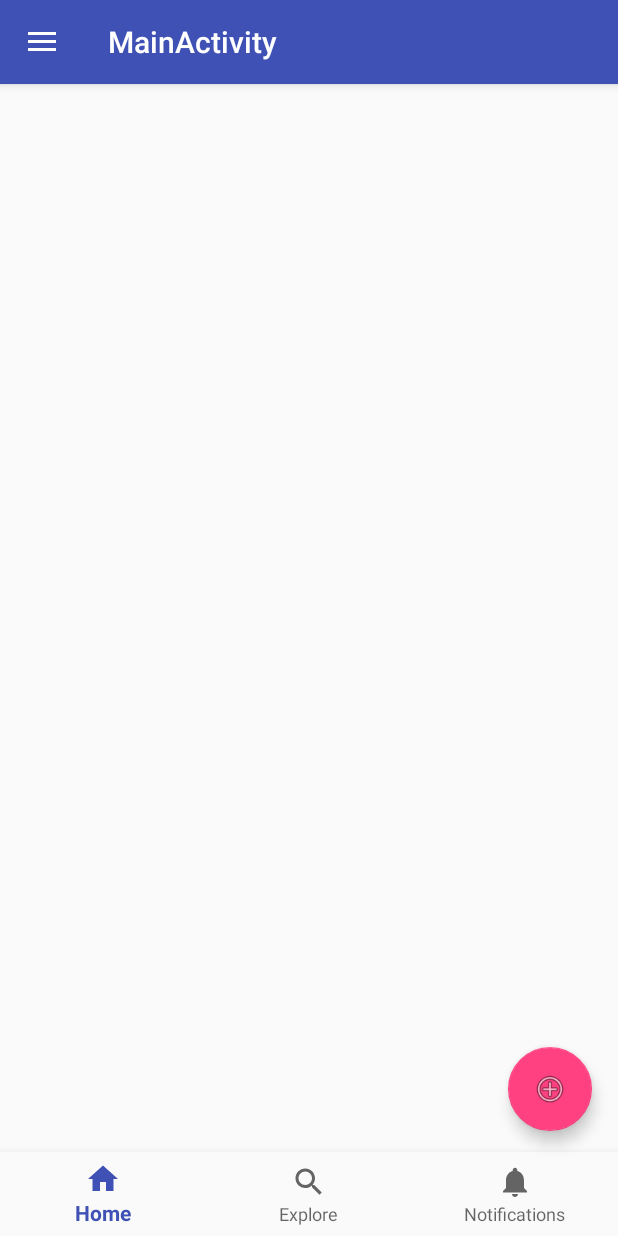
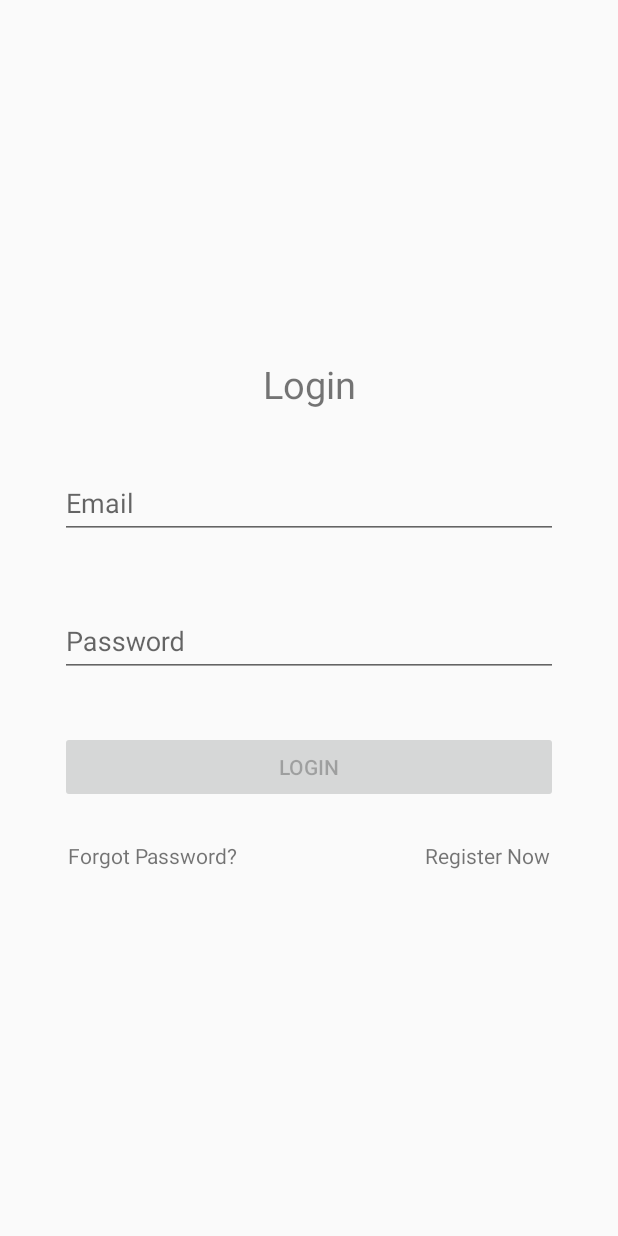
Before and after one commit to amirulkamil/xtvt, an Android app: the screen it shows after launch (Dashboard before the commit, ActivityLogin after it), on a phone screen of 412 x 824 dp. Run offline under Robolectric (Android 15) with nearby library versions, the phone set to English and light mode, and no system bars; our stand-ins replace Firebase (no records; nobody signed in at launch, a user with empty details on screens opened directly).

```diff
--- a/app/build.gradle
+++ b/app/build.gradle
@@ -53,4 +53,6 @@ dependencies {
 
 
 
+
+
 apply plugin: 'com.google.gms.google-services'
--- a/app/src/main/java/co/xtvt/xtvt/ForgotPassword.java
+++ b/app/src/main/java/co/xtvt/xtvt/ActivityForgotPassword.java
@@ -18,7 +18,7 @@ import com.google.firebase.database.DatabaseReference;
 import com.google.firebase.database.FirebaseDatabase;
 import com.google.firebase.database.ValueEventListener;
 
-public class ForgotPassword extends AppCompatActivity implements View.OnClickListener{
+public class ActivityForgotPassword extends AppCompatActivity implements View.OnClickListener{
 
     private TextView textViewLogin;
     private EditText editTextEmailForgotPassword;
@@ -44,13 +44,13 @@ public class ForgotPassword extends AppCompatActivity implements View.OnClickLis
                 @Override
                 public void onComplete(@NonNull Task<Void> task) {
                     if (task.isSuccessful()) {
-                        Toast.makeText(ForgotPassword.this, "Email is already sent", Toast.LENGTH_SHORT).show();
+                        Toast.makeText(ActivityForgotPassword.this, "Email is already sent", Toast.LENGTH_SHORT).show();
                     }
                 }
             });
         }
         else {
-            Toast.makeText(ForgotPassword.this, "Email does not exists", Toast.LENGTH_SHORT).show();
+            Toast.makeText(ActivityForgotPassword.this, "Email does not exists", Toast.LENGTH_SHORT).show();
         }
     }
 
@@ -80,7 +80,7 @@ public class ForgotPassword extends AppCompatActivity implements View.OnClickLis
     public void onClick(View v) {
         switch (v.getId()){
             case R.id.textViewLogin:
-                startActivity(new Intent(this, Login.class));
+                startActivity(new Intent(this, ActivityLogin.class));
                 break;
             case R.id.buttonSubmitForgotPassword:
                 submitForgotPassword();
--- a/app/src/main/java/co/xtvt/xtvt/Login.java
+++ b/app/src/main/java/co/xtvt/xtvt/ActivityLogin.java
@@ -18,7 +18,7 @@ import com.google.android.gms.tasks.Task;
 import com.google.firebase.auth.AuthResult;
 import com.google.firebase.auth.FirebaseAuth;
 
-public class Login extends AppCompatActivity implements View.OnClickListener{
+public class ActivityLogin extends AppCompatActivity implements View.OnClickListener{
 
     FirebaseAuth mAuth;
     EditText editTextEmailLogin;
@@ -42,10 +42,11 @@ public class Login extends AppCompatActivity implements View.OnClickListener{
         textInputLayoutPassword = (TextInputLayout) findViewById(R.id.textInputLayoutPassword);
         buttonLogin = (Button) findViewById(R.id.buttonLogin);
 
-        if (mAuth != null){
-            Intent intent = new Intent(Login.this, Dashboard.class);
+        if (mAuth.getCurrentUser() != null){
+            Intent intent = new Intent(ActivityLogin.this, ActivityDashboard.class);
             intent.addFlags(Intent.FLAG_ACTIVITY_CLEAR_TOP);
             startActivity(intent);
+            finish();
         }
 
         buttonLogin.setEnabled(false);
@@ -135,11 +136,12 @@ public class Login extends AppCompatActivity implements View.OnClickListener{
             @Override
             public void onComplete(@NonNull Task<AuthResult> task) {
                 if (task.isSuccessful()){
-                    Intent intent = new Intent(Login.this, Dashboard.class);
+                    Intent intent = new Intent(ActivityLogin.this, ActivityDashboard.class);
                     intent.addFlags(Intent.FLAG_ACTIVITY_CLEAR_TOP);
                     startActivity(intent);
+                    finish();
                 }else {
-                    Toast.makeText(Login.this, task.getException().getLocalizedMessage(), Toast.LENGTH_SHORT).show();
+                    Toast.makeText(ActivityLogin.this, task.getException().getLocalizedMessage(), Toast.LENGTH_SHORT).show();
                 }
             }
         });
@@ -149,13 +151,13 @@ public class Login extends AppCompatActivity implements View.OnClickListener{
     public void onClick(View v) {
         switch (v.getId()){
             case R.id.textViewRegister:
-                startActivity(new Intent(this, Register.class));
+                startActivity(new Intent(this, ActivityRegister.class));
                 break;
             case R.id.buttonLogin:
                 userLogin();
                 break;
             case R.id.textViewForgotPassword:
-                startActivity(new Intent(this, ForgotPassword.class));
+                startActivity(new Intent(this, ActivityForgotPassword.class));
                 break;
 
         }
--- a/app/src/main/res/drawable/side_nav_bar.xml
+++ b/app/src/main/res/drawable/side_nav_bar.xml
@@ -2,8 +2,8 @@
     android:shape="rectangle">
     <gradient
         android:angle="135"
-        android:centerColor="#009688"
-        android:endColor="#00695C"
-        android:startColor="#4DB6AC"
+        android:centerColor="#00ccd5"
+        android:endColor="#00b4bb"
+        android:startColor="#00e5ee"
         android:type="linear" />
 </shape>
--- a/app/src/main/res/layout/activity_forgot_password.xml
+++ b/app/src/main/res/layout/activity_forgot_password.xml
@@ -4,7 +4,7 @@
     xmlns:tools="http://schemas.android.com/tools"
     android:layout_width="match_parent"
     android:layout_height="match_parent"
-    tools:context="co.xtvt.xtvt.ForgotPassword">
+    tools:context="co.xtvt.xtvt.ActivityForgotPassword">
 
     <LinearLayout
         android:layout_centerHorizontal="true"
--- a/app/src/main/res/layout/activity_login.xml
+++ b/app/src/main/res/layout/activity_login.xml
@@ -4,7 +4,7 @@
     xmlns:tools="http://schemas.android.com/tools"
     android:layout_width="match_parent"
     android:layout_height="match_parent"
-    tools:context="co.xtvt.xtvt.Login">
+    tools:context="co.xtvt.xtvt.ActivityLogin">
 
     <LinearLayout
         android:layout_centerHorizontal="true"
--- a/app/src/main/res/layout/activity_register.xml
+++ b/app/src/main/res/layout/activity_register.xml
@@ -4,7 +4,7 @@
     xmlns:tools="http://schemas.android.com/tools"
     android:layout_width="match_parent"
     android:layout_height="match_parent"
-    tools:context="co.xtvt.xtvt.Register">
+    tools:context="co.xtvt.xtvt.ActivityRegister">
 
 
     <LinearLayout
--- a/app/src/main/res/layout/app_bar_dashboard.xml
+++ b/app/src/main/res/layout/app_bar_dashboard.xml
@@ -4,7 +4,7 @@
     xmlns:tools="http://schemas.android.com/tools"
     android:layout_width="match_parent"
     android:layout_height="match_parent"
-    tools:context="co.xtvt.xtvt.Dashboard">
+    tools:context="co.xtvt.xtvt.ActivityDashboard">
 
     <android.support.design.widget.AppBarLayout
         android:layout_width="match_parent"
--- a/app/src/main/res/layout/content_dashboard.xml
+++ b/app/src/main/res/layout/content_dashboard.xml
@@ -5,7 +5,7 @@
     android:layout_width="match_parent"
     android:layout_height="match_parent"
     app:layout_behavior="@string/appbar_scrolling_view_behavior"
-    tools:context="co.xtvt.xtvt.Dashboard"
+    tools:context="co.xtvt.xtvt.ActivityDashboard"
     tools:showIn="@layout/app_bar_dashboard">
 
     <RelativeLayout
--- a/app/src/main/res/values/colors.xml
+++ b/app/src/main/res/values/colors.xml
@@ -1,6 +1,7 @@
 <?xml version="1.0" encoding="utf-8"?>
 <resources>
-    <color name="colorPrimary">#3F51B5</color>
-    <color name="colorPrimaryDark">#303F9F</color>
+    <color name="colorPrimary">#00b4bb</color>
+    <color name="colorPrimaryDark">#009ba2</color>
     <color name="colorAccent">#FF4081</color>
+    <color name="colorBackground">#ffffff</color>
 </resources>
```
Also changed, not shown: app/src/main/AndroidManifest.xml (+7 -5 lines), app/src/main/java/co/xtvt/xtvt/ActivityDashboard.java (renamed from app/src/main/java/co/xtvt/xtvt/Dashboard.java, +35 -8 lines), app/src/main/java/co/xtvt/xtvt/ActivityRegister.java (renamed from app/src/main/java/co/xtvt/xtvt/Register.java, +7 -5 lines), 1 other file.
